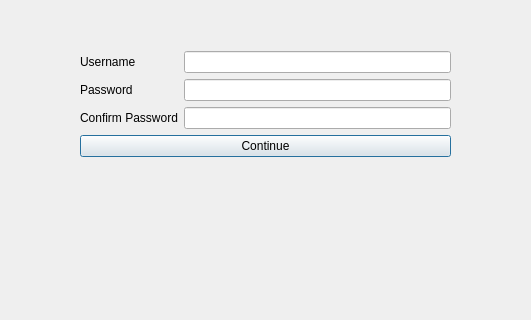
This is APVQuiz/signupdialog.ui in prateekkumarweb/apvquiz-client as Qt 5 draws it before an edit; both pictures show x 190 to 721 and y 139 to 459 of the 947 by 683 pixel window. The edited form follows.
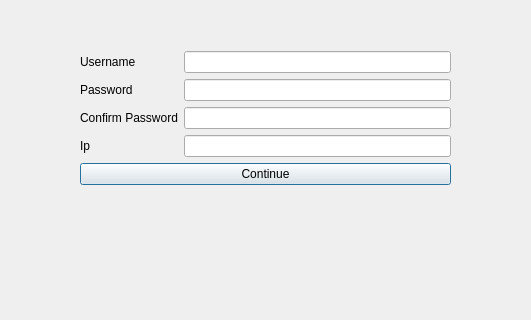
This is the edited form.

Diff of the .ui file:
```diff
--- a/APVQuiz/signupdialog.ui
+++ b/APVQuiz/signupdialog.ui
@@ -70,13 +70,23 @@
       </property>
      </widget>
     </item>
-    <item row="4" column="0" colspan="2">
-     <widget class="QPushButton" name="pushButton">
+    <item row="4" column="0">
+     <widget class="QLabel" name="ipLabel">
+      <property name="text">
+       <string>Ip</string>
+      </property>
+     </widget>
+    </item>
+    <item row="6" column="0" colspan="2">
+     <widget class="QPushButton" name="continuePushButton">
       <property name="text">
        <string>Continue</string>
       </property>
      </widget>
     </item>
+    <item row="4" column="1">
+     <widget class="QLineEdit" name="ipLineEdit"/>
+    </item>
    </layout>
   </widget>
  </widget>
```
Left out of the diff: 23 changed lines with no effect on the pictures.
